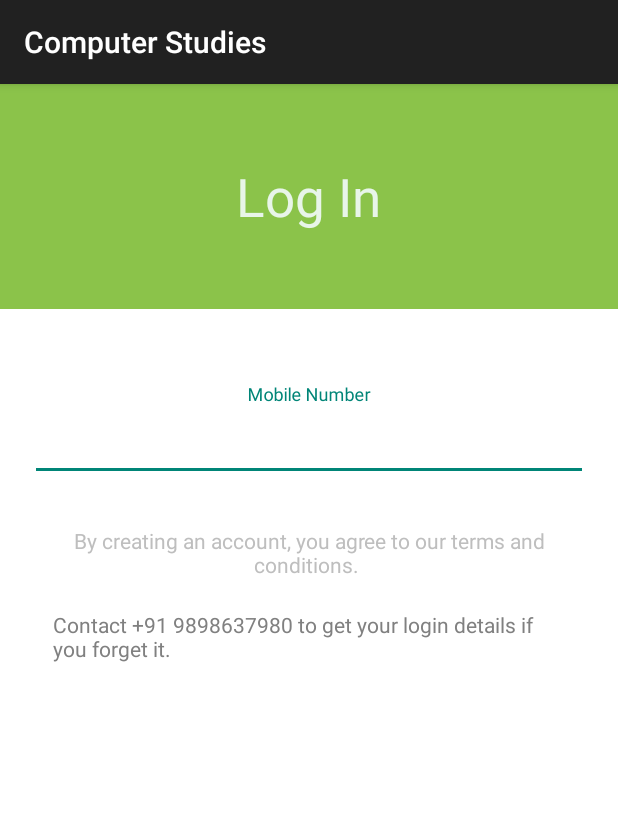
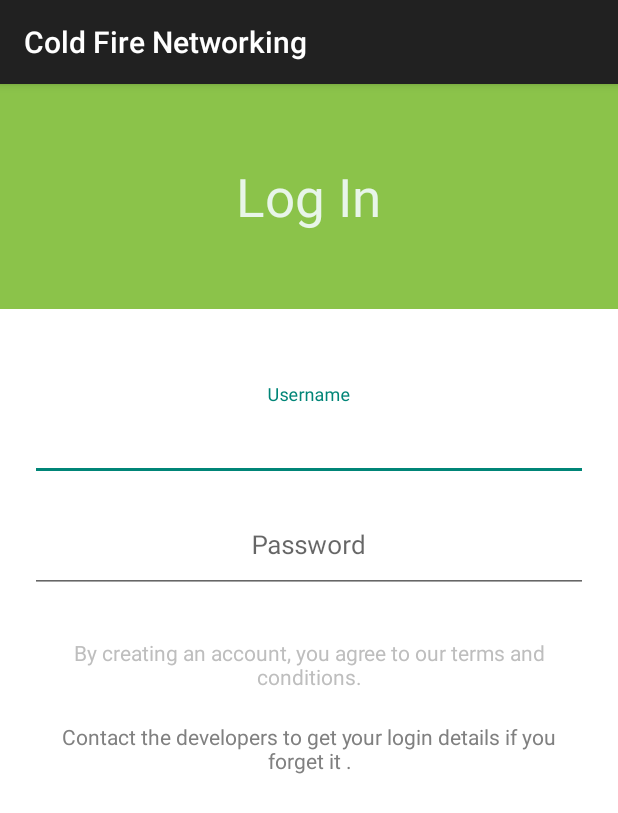
Before and after one commit to AnganaK/Coldfire, an Android app: the screen it shows after launch (LoginActivity), on a phone screen of 412 x 824 dp. Shown: the top 813 px of the screen. Run offline under Robolectric (Android 15) with nearby library versions, the phone set to English and light mode, and no system bars; our stand-ins replace ButterKnife.

Commit message:
Log In details added

```diff
--- a/app/build.gradle
+++ b/app/build.gradle
@@ -36,4 +36,5 @@ dependencies {
     compile 'com.squareup.okhttp3:okhttp:3.4.1'
     compile 'com.squareup.picasso:picasso:2.5.2'
     compile 'com.squareup.retrofit2:converter-gson:2.1.0'
+    compile 'com.wang.avi:library:2.1.3'
 }
--- a/app/src/main/java/com/ekpro/coldfire/LoginActivity.java
+++ b/app/src/main/java/com/ekpro/coldfire/LoginActivity.java
@@ -4,23 +4,35 @@ import android.content.Context;
 import android.content.Intent;
 import android.os.Build;
 import android.os.Bundle;
+import android.telephony.TelephonyManager;
 import android.text.Editable;
 import android.text.TextWatcher;
 import android.view.View;
 import android.view.inputmethod.InputMethodManager;
 import android.widget.Button;
 import android.widget.EditText;
+import android.widget.Toast;
 
 import com.ekpro.coldfire.Utils.AbstractBaseActivity;
 import com.ekpro.coldfire.chapters.ChaptersActivity;
+import com.ekpro.coldfire.models.StudentDetails;
+import com.ekpro.coldfire.webservices.ApiResponse;
+
+import java.util.HashMap;
+import java.util.logging.Logger;
 
 import butterknife.Bind;
 import butterknife.OnClick;
+import retrofit2.Call;
+import retrofit2.Callback;
 
 public class LoginActivity extends AbstractBaseActivity {
 
-    @Bind(R.id.etMobileNumber)
-    EditText etMobileNumber;
+    @Bind(R.id.etUsername)
+    EditText etUsername;
+
+    @Bind(R.id.etPassword)
+    EditText etPassword;
 
     @Bind(R.id.btnNext)
     Button btnDiveInNext;
@@ -45,24 +57,26 @@ public class LoginActivity extends AbstractBaseActivity {
     public void clickedNext() {
 
 
-        final String mobileNo = etMobileNumber.getText().toString();
+        final String username = etUsername.getText().toString();
+        final String password = etPassword.getText().toString();
 
-        if (mobileNo.isEmpty()) {
+        if (username.isEmpty()) {
 
 
         } else {
 
-/*
+
             showLoadingDialog(context, "Requesting OTP", false);
 
 //            TempConsumer tempConsumer = Hawk.get(AppConstant.TEMP_CONSUMER);
 
-            TelephonyManager telephonyManager = (TelephonyManager)getSystemService(Context.TELEPHONY_SERVICE);
-            String imei = telephonyManager.getDeviceId();
+//            TelephonyManager telephonyManager = (TelephonyManager)getSystemService(Context.TELEPHONY_SERVICE);
+//            String imei = telephonyManager.getDeviceId();
 
             HashMap<String, Object> param = new HashMap<>();
-            param.put("mobile", mobileNo);
-            param.put("IMEI", imei);
+            param.put("username", username);
+            param.put("password", password);
+//            param.put("IMEI", imei);
 //            param.put("TempConsumerID", tempConsumer.getTempConsumerID());
 
             //requestOTPForTempConsumer
@@ -70,7 +84,7 @@ public class LoginActivity extends AbstractBaseActivity {
                 @Override
                 public void onResponse(Call<ApiResponse<StudentDetails>> call, retrofit2.Response<ApiResponse<StudentDetails>> response) {
 
-                    Logger.d(gson.toJson(response));
+//                    Logger.d(gson.toJson(response));
 
                     dismissLoadingDialog();
 
@@ -78,11 +92,11 @@ public class LoginActivity extends AbstractBaseActivity {
                         ApiResponse<StudentDetails> apiResponse = response.body();
 
                         if (apiResponse.isSuccess()) {
-*/
+
 
                             startActivity(new Intent(LoginActivity.this, ChaptersActivity.class));
                             finish();
-/*
+
 //                            overridePendingTransition(R.anim.animation_leave, R.anim.animation_enter);
                         } else {
                             Toast.makeText(LoginActivity.this, apiResponse.getMsg(), Toast.LENGTH_SHORT).show();
@@ -98,13 +112,13 @@ public class LoginActivity extends AbstractBaseActivity {
                     dismissLoadingDialog();
                     Toast.makeText(LoginActivity.this, "Something went wrong!!", Toast.LENGTH_SHORT).show();
                 }
-            });*/
+            });
         }
     }
 
     public void setEditTextChangeListener() {
 
-        etMobileNumber.addTextChangedListener(new TextWatcher() {
+        etUsername.addTextChangedListener(new TextWatcher() {
             @Override
             public void beforeTextChanged(CharSequence s, int start, int count, int after) {
 
@@ -113,9 +127,9 @@ public class LoginActivity extends AbstractBaseActivity {
             @Override
             public void onTextChanged(CharSequence s, int start, int before, int count) {
 
-                String mobileNumber = etMobileNumber.getText().toString().trim();
+                String username = etUsername.getText().toString().trim();
 
-                if (mobileNumber.length() == 10) {
+                if (username.length() == 9) {
 
                     btnDiveInNext.setVisibility(View.VISIBLE);
 
@@ -133,10 +147,33 @@ public class LoginActivity extends AbstractBaseActivity {
 
             }
         });
+
+        etPassword.addTextChangedListener(new TextWatcher() {
+            @Override
+            public void beforeTextChanged(CharSequence s, int start, int count, int after) {
+
+            }
+
+            @Override
+            public void onTextChanged(CharSequence s, int start, int before, int count) {
+
+                String password = etPassword.getText().toString().trim();
+
+                btnDiveInNext.setVisibility(View.VISIBLE);
+
+//                hideKeyboard();
+
+            }
+
+            @Override
+            public void afterTextChanged(Editable s) {
+
+            }
+        });
     }
 
     private void hideKeyboard() {
         InputMethodManager inputMethodManager = (InputMethodManager) context.getSystemService(Context.INPUT_METHOD_SERVICE);
-        inputMethodManager.toggleSoftInputFromWindow(etMobileNumber.getWindowToken(), InputMethodManager.HIDE_NOT_ALWAYS, 0);
+        inputMethodManager.toggleSoftInputFromWindow(etUsername.getWindowToken(), InputMethodManager.HIDE_NOT_ALWAYS, 0);
     }
 }
--- a/app/src/main/java/com/ekpro/coldfire/SplashScreenActivity.java
+++ b/app/src/main/java/com/ekpro/coldfire/SplashScreenActivity.java
@@ -1,7 +1,6 @@
 package com.ekpro.coldfire;
 
 import android.content.Intent;
-import android.graphics.Color;
 import android.os.Build;
 import android.os.Bundle;
 import android.os.Handler;
@@ -16,7 +15,7 @@ public class SplashScreenActivity extends AbstractBaseActivity {
         setContentView(R.layout.activity_splash_screen);
 
         if (Build.VERSION.SDK_INT >= Build.VERSION_CODES.LOLLIPOP) {
-            this.getWindow().setStatusBarColor(Color.WHITE);
+            this.getWindow().setStatusBarColor(getResources().getColor(R.color.colorPrimaryDarkTransparent));
         }
 
 
--- a/app/src/main/res/layout/activity_login.xml
+++ b/app/src/main/res/layout/activity_login.xml
@@ -3,7 +3,7 @@
     xmlns:tools="http://schemas.android.com/tools"
     android:layout_width="match_parent"
     android:layout_height="match_parent"
-    tools:context="com.incredible.computerstudies.LoginActivity">
+    tools:context="com.ekpro.coldfire.LoginActivity">
 
     <LinearLayout
         android:id="@+id/llLogIn"
@@ -38,22 +38,46 @@
             android:layout_height="wrap_content">
 
             <android.support.design.widget.TextInputLayout
-                android:id="@+id/ilMobileNumber"
+                android:id="@+id/ilUsername"
                 android:layout_width="match_parent"
                 android:layout_height="wrap_content">
 
                 <EditText
-                    android:id="@+id/etMobileNumber"
+                    android:id="@+id/etUsername"
                     android:layout_width="match_parent"
                     android:layout_height="wrap_content"
                     android:layout_marginBottom="10dp"
                     android:gravity="center"
-                    android:hint="Mobile Number"
+                    android:hint="@string/username"
                     android:imeOptions="actionNext"
                     android:inputType="number"
                     android:maxLength="10"
                     android:paddingBottom="20dp"
-                    android:singleLine="true"
+                    android:maxLines="1"
+                    android:textColor="@color/classesGreen"
+                    android:textColorHighlight="@color/colorGreenHighlight"
+                    android:textColorHint="@color/colorGrayHint"
+                    android:textSize="17sp" />
+            </android.support.design.widget.TextInputLayout>
+
+            <android.support.design.widget.TextInputLayout
+                android:id="@+id/ilPassword"
+                android:layout_width="match_parent"
+                android:layout_height="wrap_content"
+                android:layout_below="@+id/ilUsername">
+
+                <EditText
+                    android:id="@+id/etPassword"
+                    android:layout_width="match_parent"
+                    android:layout_height="wrap_content"
+                    android:layout_marginBottom="10dp"
+                    android:gravity="center"
+                    android:hint="@string/password"
+                    android:imeOptions="actionNext"
+                    android:inputType="number"
+                    android:maxLength="10"
+                    android:paddingBottom="20dp"
+                    android:maxLines="1"
                     android:textColor="@color/classesGreen"
                     android:textColorHighlight="@color/colorGreenHighlight"
                     android:textColorHint="@color/colorGrayHint"
@@ -63,7 +87,7 @@
             <ImageView
                 android:layout_width="40dp"
                 android:layout_height="40dp"
-                android:layout_alignRight="@+id/ilMobileNumber"
+                android:layout_alignRight="@+id/ilUsername"
                 android:layout_marginTop="10dp"
                 android:background="@color/white"
                 android:scaleType="fitXY"
@@ -84,7 +108,7 @@
                 android:gravity="center"
                 android:layout_width="wrap_content"
                 android:layout_height="wrap_content"
-                android:text="By creating an account, you agree to our terms and conditions. "
+                android:text="@string/terms"
                 android:textColor="@android:color/secondary_text_dark" />
 
             <LinearLayout
@@ -101,7 +125,8 @@
                     android:layout_height="wrap_content"
                     android:layout_gravity="center"
                     android:autoLink="web"
-                    android:text="@string/tvTermsconditions"
+                    android:text="@string/terms2"
+                    android:gravity="center"
                     android:textColor="@android:color/tab_indicator_text" />
 
             </LinearLayout>
@@ -114,7 +139,7 @@
             android:layout_alignParentBottom="true"
             android:layout_below="@+id/llTermsConditions"
             android:background="@color/transparent"
-            android:gravity="right">
+            android:gravity="end">
 
             <Button
                 android:id="@+id/btnNext"
--- a/app/src/main/res/values/strings.xml
+++ b/app/src/main/res/values/strings.xml
@@ -1,5 +1,7 @@
 <resources>
-    <string name="app_name">Computer Studies</string>
+    <string name="app_name">Cold Fire Networking</string>
+
+    <string name="Hofstra">Hofstra Pride</string>
 
     <string name="title_section1">Section 1</string>
     <string name="title_section2">Section 2</string>
@@ -7,6 +9,12 @@
 
     <string name="navigation_drawer_open">Open navigation drawer</string>
     <string name="navigation_drawer_close">Close navigation drawer</string>
+
+    <string name="username">Username</string>
+    <string name="password">Password</string>
+    <string name="terms">By creating an account, you agree to our terms and conditions. </string>
+    <string name="terms2">Contact the developers to get your login details if you forget it
+        .</string>
 
     <string name="action_example">Example action</string>
 
@@ -19,7 +27,6 @@
     <string name="yesterday">yesterday</string>
     <string name="days_ago">days ago</string>
     <string name="title_activity_chapters">ChaptersActivity</string>
-    <string name="tvTermsconditions">Contact +91 9898637980 to get your login details if you forget it.</string>
     <string name="next">Next</string>
 
     <!-- TODO: Remove or change this placeholder text -->
--- a/app/src/main/res/values/styles.xml
+++ b/app/src/main/res/values/styles.xml
@@ -10,7 +10,7 @@
         <item name="windowNoTitle">true</item>
     </style>
 
-    <style name="AppTheme.AppBarOverlay" parent="ThemeOverlay.AppCompat.Dark.ActionBar" />
+    <style name="AppTheme.AppBarOverlay" parent="ThemeOverlay.AppCompat.Light" />
 
     <style name="AppTheme.PopupOverlay" parent="ThemeOverlay.AppCompat.Light" />
 
```
Also changed, not shown: app/src/main/res/layout/activity_splash_screen.xml (+21 -22 lines), app/src/main/res/drawable/hofstra_logo.jpg (added).
